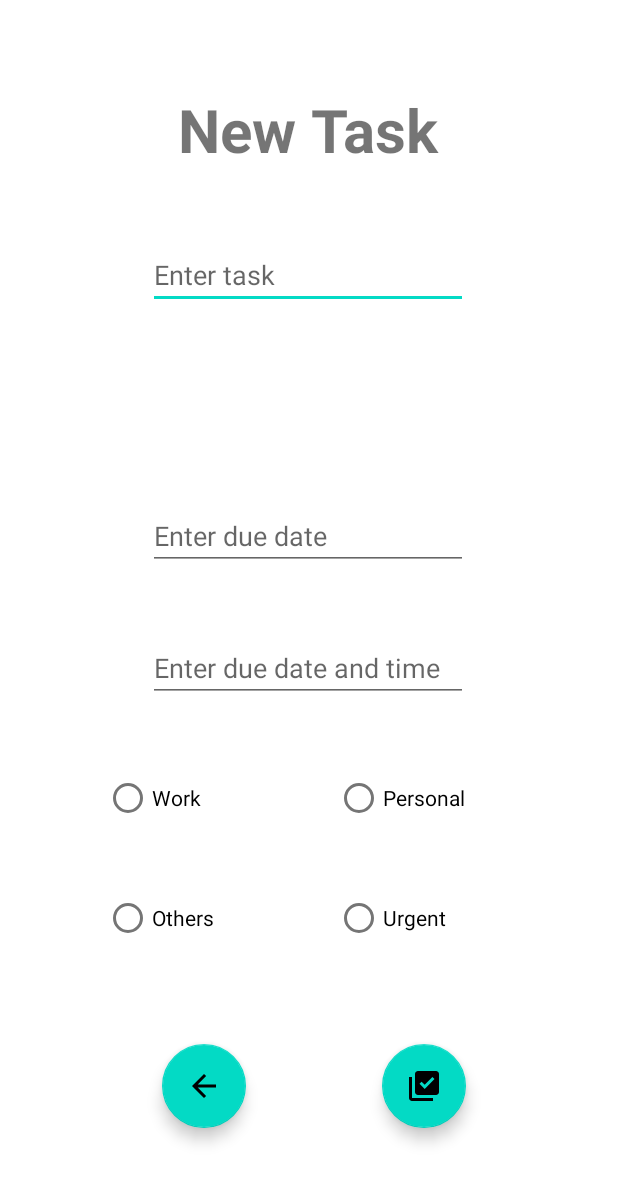
After one commit to deepshikha-s/AndroidJam-ListManagementApp, an Android app: the layout fragment_add_tasks.xml on its own in the app's theme, with its tools: preview values and no code run, on a phone screen of 412 x 824 dp. The commit adds this screen. Shown: the top 1183 px of the screen. Run offline under Robolectric (Android 15) with nearby library versions, the phone set to English and light mode, and no system bars.

Commit message:
Add files via upload

```diff
--- /dev/null
+++ b/MyManager/app/src/main/res/layout/fragment_add_tasks.xml
@@ -0,0 +1,150 @@
+<?xml version="1.0" encoding="utf-8"?>
+<androidx.constraintlayout.widget.ConstraintLayout xmlns:android="http://schemas.android.com/apk/res/android"
+    xmlns:app="http://schemas.android.com/apk/res-auto"
+    xmlns:tools="http://schemas.android.com/tools"
+    android:layout_width="match_parent"
+    android:layout_height="match_parent"
+    tools:context=".AddTasks">
+
+    <TextView
+        android:id="@+id/addnewtask"
+        android:layout_width="wrap_content"
+        android:layout_height="wrap_content"
+        android:text="New Task"
+        android:textSize="40dp"
+        android:textStyle="bold"
+        app:layout_constraintBottom_toBottomOf="parent"
+        app:layout_constraintEnd_toEndOf="parent"
+        app:layout_constraintHorizontal_bias="0.498"
+        app:layout_constraintStart_toStartOf="parent"
+        app:layout_constraintTop_toTopOf="parent"
+        app:layout_constraintVertical_bias="0.077" />
+
+    <EditText
+        android:id="@+id/tasktext"
+        android:layout_width="wrap_content"
+        android:layout_height="wrap_content"
+        android:ems="10"
+        android:hint="Enter task"
+        android:inputType="text"
+        app:layout_constraintBottom_toBottomOf="parent"
+        app:layout_constraintEnd_toEndOf="parent"
+        app:layout_constraintHorizontal_bias="0.497"
+        app:layout_constraintStart_toStartOf="parent"
+        app:layout_constraintTop_toTopOf="parent"
+        app:layout_constraintVertical_bias="0.206" />
+
+    <com.google.android.material.floatingactionbutton.FloatingActionButton
+        android:id="@+id/exittask"
+        android:layout_width="wrap_content"
+        android:layout_height="wrap_content"
+        android:layout_marginTop="215dp"
+        android:layout_marginBottom="72dp"
+        android:clickable="true"
+        android:src="@drawable/exitnotes"
+        app:layout_constraintBottom_toBottomOf="parent"
+        app:layout_constraintEnd_toEndOf="parent"
+        app:layout_constraintHorizontal_bias="0.304"
+        app:layout_constraintStart_toStartOf="parent"
+        app:layout_constraintTop_toBottomOf="@+id/tasktext"
+        app:layout_constraintVertical_bias="1.0" />
+
+    <com.google.android.material.floatingactionbutton.FloatingActionButton
+        android:id="@+id/createtask"
+        android:layout_width="wrap_content"
+        android:layout_height="wrap_content"
+        android:layout_marginTop="215dp"
+        android:layout_marginBottom="72dp"
+        android:clickable="true"
+        android:src="@drawable/itemadd"
+        app:layout_constraintBottom_toBottomOf="parent"
+        app:layout_constraintEnd_toEndOf="parent"
+        app:layout_constraintHorizontal_bias="0.715"
+        app:layout_constraintStart_toStartOf="parent"
+        app:layout_constraintTop_toBottomOf="@+id/tasktext"
+        app:layout_constraintVertical_bias="1.0" />
+
+    <EditText
+        android:id="@+id/duedate"
+        android:layout_width="wrap_content"
+        android:layout_height="wrap_content"
+        android:layout_marginTop="73dp"
+        android:layout_marginBottom="444dp"
+        android:ems="10"
+        android:hint="Enter due date"
+        android:inputType="text"
+        app:layout_constraintBottom_toBottomOf="parent"
+        app:layout_constraintEnd_toEndOf="parent"
+        app:layout_constraintHorizontal_bias="0.497"
+        app:layout_constraintStart_toStartOf="parent"
+        app:layout_constraintTop_toBottomOf="@+id/tasktext"
+        app:layout_constraintVertical_bias="1.0" />
+
+    <EditText
+        android:id="@+id/duetime"
+        android:layout_width="wrap_content"
+        android:layout_height="wrap_content"
+        android:layout_marginTop="67dp"
+        android:layout_marginBottom="356dp"
+        android:ems="10"
+        android:hint="Enter due date and time"
+        android:inputType="text"
+        app:layout_constraintBottom_toBottomOf="parent"
+        app:layout_constraintEnd_toEndOf="parent"
+        app:layout_constraintHorizontal_bias="0.497"
+        app:layout_constraintStart_toStartOf="parent"
+        app:layout_constraintTop_toBottomOf="@+id/duedate"
+        app:layout_constraintVertical_bias="1.0" />
+
+    <RadioButton
+        android:id="@+id/optionwork"
+        android:layout_width="wrap_content"
+        android:layout_height="wrap_content"
+        android:layout_marginTop="40dp"
+        android:text="Work"
+        app:layout_constraintBottom_toBottomOf="parent"
+        app:layout_constraintEnd_toEndOf="parent"
+        app:layout_constraintHorizontal_bias="0.199"
+        app:layout_constraintStart_toStartOf="parent"
+        app:layout_constraintTop_toBottomOf="@+id/duetime"
+        app:layout_constraintVertical_bias="0.0" />
+
+    <RadioButton
+        android:id="@+id/optionpersonal"
+        android:layout_width="wrap_content"
+        android:layout_height="wrap_content"
+        android:layout_marginTop="40dp"
+        android:layout_marginEnd="4dp"
+        android:text="Personal"
+        app:layout_constraintBottom_toBottomOf="parent"
+        app:layout_constraintEnd_toEndOf="parent"
+        app:layout_constraintHorizontal_bias="0.478"
+        app:layout_constraintStart_toEndOf="@+id/optionwork"
+        app:layout_constraintTop_toBottomOf="@+id/duetime"
+        app:layout_constraintVertical_bias="0.0" />
+
+    <RadioButton
+        android:id="@+id/optionurgent"
+        android:layout_width="wrap_content"
+        android:layout_height="wrap_content"
+        android:layout_marginBottom="156dp"
+        android:text="Urgent"
+        app:layout_constraintBottom_toBottomOf="parent"
+        app:layout_constraintEnd_toEndOf="parent"
+        app:layout_constraintHorizontal_bias="0.412"
+        app:layout_constraintStart_toEndOf="@+id/optionothers"
+        app:layout_constraintTop_toBottomOf="@+id/optionpersonal" />
+
+    <RadioButton
+        android:id="@+id/optionothers"
+        android:layout_width="wrap_content"
+        android:layout_height="wrap_content"
+        android:text="Others"
+        app:layout_constraintBottom_toBottomOf="parent"
+        app:layout_constraintEnd_toEndOf="parent"
+        app:layout_constraintHorizontal_bias="0.204"
+        app:layout_constraintStart_toStartOf="parent"
+        app:layout_constraintTop_toBottomOf="@+id/optionwork"
+        app:layout_constraintVertical_bias="0.145" />
+
+</androidx.constraintlayout.widget.ConstraintLayout>
```
Also changed, not shown: MyManager/app/src/main/res/layout/activity_main.xml (+10 -67 lines), MyManager/app/src/main/res/layout/fragment_add_notes.xml (added, +63 -0 lines), MyManager/app/src/main/res/layout/fragment_home.xml (added, +79 -0 lines), MyManager/app/src/main/res/layout/fragment_lists.xml (added, +45 -0 lines), MyManager/app/src/main/res/layout/fragment_notes.xml (added, +45 -0 lines), MyManager/app/src/main/res/layout/fragment_tasks.xml (added, +58 -0 lines), MyManager/app/src/main/res/layout/notes_item.xml (added, +10 -0 lines).
